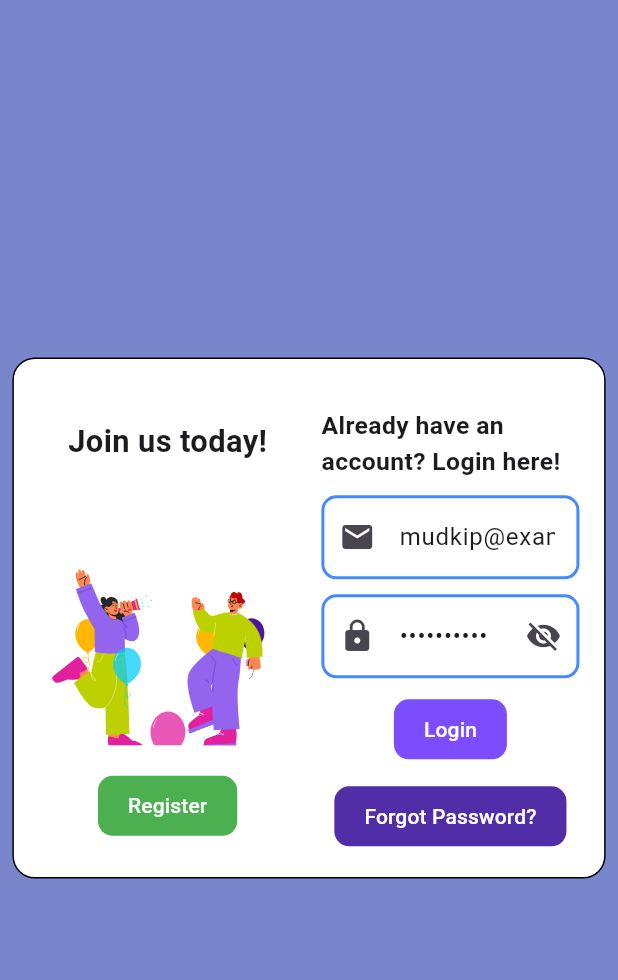
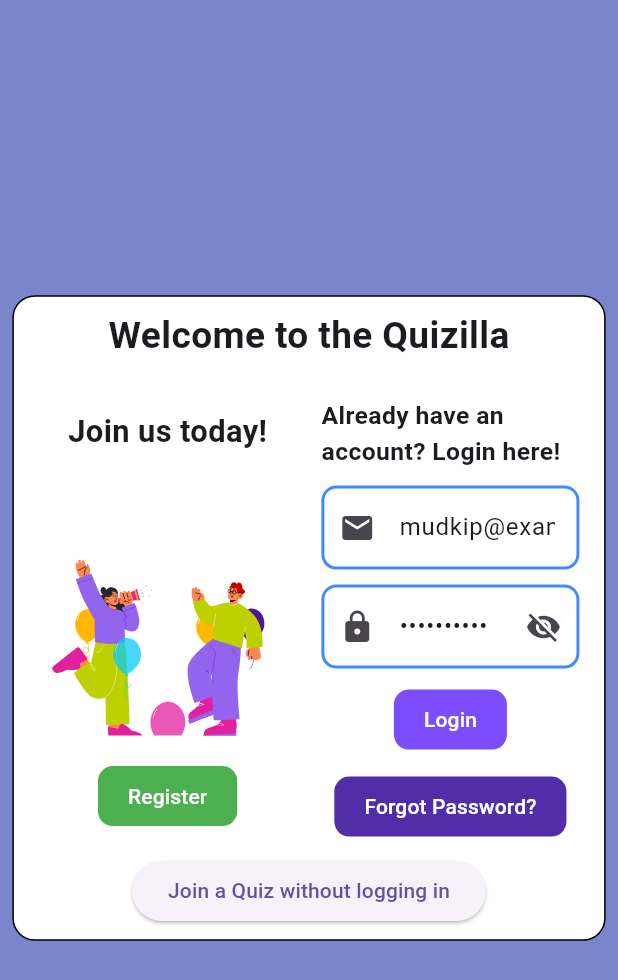
Before and after one commit to tins9t/Quiz-App, a Flutter app: the screen it shows after launch, on a phone screen of 412 x 824 dp. Shown: the top 980 px of the screen. Run offline on Flutter 3.47's test engine with Material 3 defaults, Android fonts, the phone set to English and light mode, and no system bars; our stand-ins replace flutter_bloc, flutter_secure_storage, freezed_annotation, lottie.

Commit message:
added a victory screen and some navigation between screens

```diff
--- a/frontend/lib/bloc/quiz_bloc.dart
+++ b/frontend/lib/bloc/quiz_bloc.dart
@@ -58,7 +58,7 @@ class QuizBloc extends Bloc<BaseEvent, QuizState> {
       emit(state.copyWith(answerButtonPressed: true));
     }
     if (event is ClientWantsToEnterRoom) {
-      emit(state.copyWith(roomId: event.roomId));
+      emit(state.copyWith(roomId: event.roomId, username: event.username));
     }
   }
 
--- a/frontend/lib/main.dart
+++ b/frontend/lib/main.dart
@@ -4,12 +4,6 @@ import 'package:frontend/data/question_data_source.dart';
 import 'package:frontend/data/user_data_source.dart';
 import 'package:frontend/data/quiz_data_source.dart';
 import 'package:frontend/screens/login_screen.dart';
-import 'package:frontend/screens/answer_screen.dart';
-import 'package:frontend/screens/questions_and_answers_screen.dart';
-import 'package:frontend/screens/create_quiz_screen.dart';
-import 'package:frontend/screens/home_screen.dart';
-import 'package:frontend/screens/loading_question_screen.dart';
-import 'package:frontend/screens/quiz_screen.dart';
 import 'package:frontend/websocket_channel_wrapper.dart';
 import 'package:provider/provider.dart';
 import 'bloc/quiz_bloc.dart';
@@ -42,7 +36,7 @@ void main() {
 class QuizApp extends StatelessWidget {
   final String wsUrl;
 
-  QuizApp({required this.wsUrl});
+  const QuizApp({super.key, required this.wsUrl});
 
   @override
   Widget build(BuildContext context) {
@@ -55,7 +49,7 @@ class QuizApp extends StatelessWidget {
         theme: ThemeData(
           primarySwatch: Colors.blue,
         ),
-        home: LoginScreen(),
+        home: const LoginScreen(),
       ),
     );
   }
--- a/frontend/lib/screens/login_screen.dart
+++ b/frontend/lib/screens/login_screen.dart
@@ -1,7 +1,5 @@
-import 'package:flutter/cupertino.dart';
 import 'package:flutter/material.dart';
-import 'package:flutter/painting.dart';
-import 'package:flutter/rendering.dart';
+import 'package:frontend/screens/quiz_joining_screen.dart';
 import 'package:lottie/lottie.dart';
 import 'package:provider/provider.dart';
 import '../data/user_data_source.dart';
@@ -10,6 +8,8 @@ import 'register_screen.dart';
 import 'package:http/http.dart' as http;
 
 class LoginScreen extends StatefulWidget {
+  const LoginScreen({super.key});
+
   @override
   _LoginScreenState createState() => _LoginScreenState();
 }
@@ -31,6 +31,12 @@ class _LoginScreenState extends State<LoginScreen> {
       MaterialPageRoute(builder: (context) => RegisterScreen()),
     );
   }
+  void _navigateToQuizJoiningScreen(BuildContext context) {
+    Navigator.push(
+      context,
+      MaterialPageRoute(builder: (context) => const QuizJoiningScreen()),
+    );
+  }
 
   void _navigateToHomeScreen(BuildContext context) {
     Navigator.push(
@@ -43,13 +49,12 @@ class _LoginScreenState extends State<LoginScreen> {
   Widget build(BuildContext context) {
     double width = MediaQuery.of(context).size.width;
     double height = MediaQuery.of(context).size.height;
-
     bool isSmallScreen = width < 600;
-
+    const JoinQuizButton();
     return Scaffold(
       backgroundColor: Colors.indigo[300],
       body: Center(
-        child: Container(
+        child: SizedBox(
           width: isSmallScreen ? width : 800,
           height: isSmallScreen ? null : height / 2 + 100,
           child: Padding(
@@ -65,6 +70,12 @@ class _LoginScreenState extends State<LoginScreen> {
                 child: Column(
                   mainAxisAlignment: MainAxisAlignment.center,
                   children: [
+                    Text(
+                      'Welcome to the Quizilla',
+                      style: TextStyle(
+                          fontSize: isSmallScreen ? width * 0.06 : 24.0,
+                          fontWeight: FontWeight.bold),
+                    ),
                     SizedBox(height: height * 0.02),
                     Row(
                       mainAxisAlignment: MainAxisAlignment.spaceBetween,
@@ -95,10 +106,6 @@ class _LoginScreenState extends State<LoginScreen> {
                                 TextButton(
                                   onPressed: () =>
                                       _navigateToRegisterScreen(context),
-                                  child: Text(
-                                    'Register',
-                                    style: TextStyle(color: Colors.white),
-                                  ),
                                   style: TextButton.styleFrom(
                                     backgroundColor: Colors.green,
                                     padding: EdgeInsets.symmetric(
@@ -107,6 +114,10 @@ class _LoginScreenState extends State<LoginScreen> {
                                     shape: RoundedRectangleBorder(
                                       borderRadius: BorderRadius.circular(10.0),
                                     ),
+                                  ),
+                                  child: const Text(
+                                    'Register',
+                                    style: TextStyle(color: Colors.white),
                                   ),
                                 ),
                               ],
@@ -140,17 +151,17 @@ class _LoginScreenState extends State<LoginScreen> {
                                   keyboardType: TextInputType.emailAddress,
                                   decoration: InputDecoration(
                                     hintText: 'Email',
-                                    prefixIcon: Icon(Icons.email),
+                                    prefixIcon: const Icon(Icons.email),
                                     filled: true,
                                     fillColor: Colors.white70,
                                     enabledBorder: OutlineInputBorder(
                                       borderRadius: BorderRadius.circular(10.0),
-                                      borderSide: BorderSide(
+                                      borderSide: const BorderSide(
                                           color: Colors.blueAccent, width: 2.0),
                                     ),
                                     focusedBorder: OutlineInputBorder(
                                       borderRadius: BorderRadius.circular(10.0),
-                                      borderSide: BorderSide(
+                                      borderSide: const BorderSide(
                                           color: Colors.blue, width: 2.0),
                                     ),
                                   ),
@@ -167,23 +178,23 @@ class _LoginScreenState extends State<LoginScreen> {
                                   },
                                   decoration: InputDecoration(
                                     hintText: 'Password',
-                                    prefixIcon: Icon(Icons.lock),
+                                    prefixIcon: const Icon(Icons.lock),
                                     suffixIcon: IconButton(
                                       onPressed: _toggleVisibility,
                                       icon: _isHidden
-                                          ? Icon(Icons.visibility_off)
-                                          : Icon(Icons.visibility),
+                                          ? const Icon(Icons.visibility_off)
+                                          : const Icon(Icons.visibility),
                                     ),
                                     filled: true,
                                     fillColor: Colors.white70,
                                     enabledBorder: OutlineInputBorder(
                                       borderRadius: BorderRadius.circular(10.0),
-                                      borderSide: BorderSide(
+                                      borderSide: const BorderSide(
                                           color: Colors.blueAccent, width: 2.0),
                                     ),
                                     focusedBorder: OutlineInputBorder(
                                       borderRadius: BorderRadius.circular(10.0),
-                                      borderSide: BorderSide(
+                                      borderSide: const BorderSide(
                                           color: Colors.blue, width: 2.0),
                                     ),
                                   ),
@@ -197,10 +208,6 @@ class _LoginScreenState extends State<LoginScreen> {
                                           _passwordController.value.text;
                                       _login(email, password, context);
                                     },
-                                    child: Text(
-                                      'Login',
-                                      style: TextStyle(color: Colors.white),
-                                    ),
                                     style: TextButton.styleFrom(
                                       backgroundColor: Colors.deepPurpleAccent,
                                       padding: EdgeInsets.symmetric(
@@ -210,16 +217,16 @@ class _LoginScreenState extends State<LoginScreen> {
                                         borderRadius: BorderRadius.circular(10),
                                       ),
                                     ),
+                                    child: const Text(
+                                      'Login',
+                                      style: TextStyle(color: Colors.white),
+                                    ),
                                   ),
                                 ),
-                                SizedBox(height: 10),
+                                const SizedBox(height: 10),
                                 Center(
                                   child: TextButton(
                                     onPressed: () {},
-                                    child: Text(
-                                      'Forgot Password?',
-                                      style: TextStyle(color: Colors.white),
-                                    ),
                                     style: TextButton.styleFrom(
                                       backgroundColor: Colors.deepPurple[700],
                                       padding: EdgeInsets.symmetric(
@@ -230,18 +237,23 @@ class _LoginScreenState extends State<LoginScreen> {
                                             BorderRadius.circular(10.0),
                                       ),
                                     ),
+                                    child: const Text(
+                                      'Forgot Password?',
+                                      style: TextStyle(color: Colors.white),
+                                    ),
                                   ),
                                 ),
                               ],
                             ),
                           ),
-                        ),
-                      ],
+                        ),],
                     ),
-                  ],
+                    const JoinQuizButton(),
+                    ],
                 ),
               ),
             ),
+
           ),
         ),
       ),
@@ -268,13 +280,13 @@ class _LoginScreenState extends State<LoginScreen> {
           backgroundColor: Colors.transparent,
           elevation: 0,
           content: Container(
-            padding: EdgeInsets.all(16),
+            padding: const EdgeInsets.all(16),
             height: 90,
             decoration: BoxDecoration(
               color: Colors.red[700],
-              borderRadius: BorderRadius.all(Radius.circular(20)),
+              borderRadius: const BorderRadius.all(Radius.circular(20)),
             ),
-            child: Center(
+            child: const Center(
               child: Text('Invalid credentials. Please try again.'),
             ),
           ),
@@ -283,3 +295,22 @@ class _LoginScreenState extends State<LoginScreen> {
     }
   }
 }
+class JoinQuizButton extends StatelessWidget {
+  const JoinQuizButton({
+    super.key,
+  });
+
+  @override
+  Widget build(BuildContext context) {
+    return ElevatedButton (
+      onPressed: () {
+        // Navigate to HomePage
+        Navigator.pushReplacement(
+          context,
+          MaterialPageRoute(builder: (context) => const QuizJoiningScreen()),
+        );
+      },
+      child: const Text('Join a Quiz without logging in'),
+    );
+  }
+}
--- a/frontend/lib/screens/quiz_joining_screen.dart
+++ b/frontend/lib/screens/quiz_joining_screen.dart
@@ -103,6 +103,7 @@ class _QuizJoiningScreenState extends State<QuizJoiningScreen> {
     );
   }
 
+
   @override
   void dispose() {
     _roomIdController.dispose();
```
Also changed, not shown: frontend/lib/screens/answer_screen.dart (+10 -0 lines), frontend/lib/screens/quiz_victory_screen.dart (added, +88 -0 lines), frontend/lib/screens/scoreboard_screen.dart (+37 -12 lines), frontend/pubspec.lock, 1 other file.
